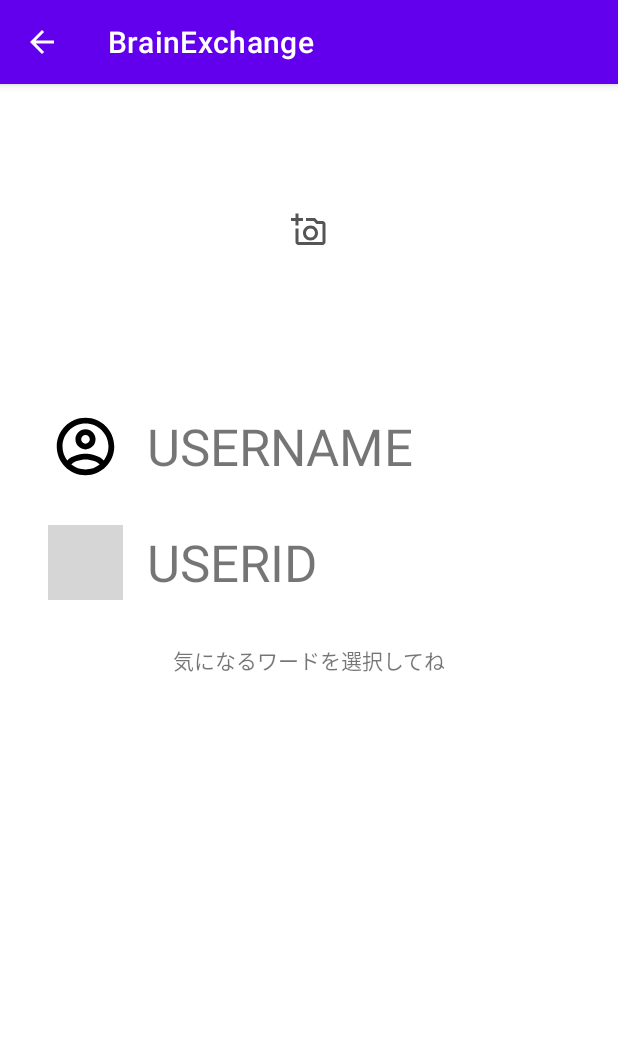
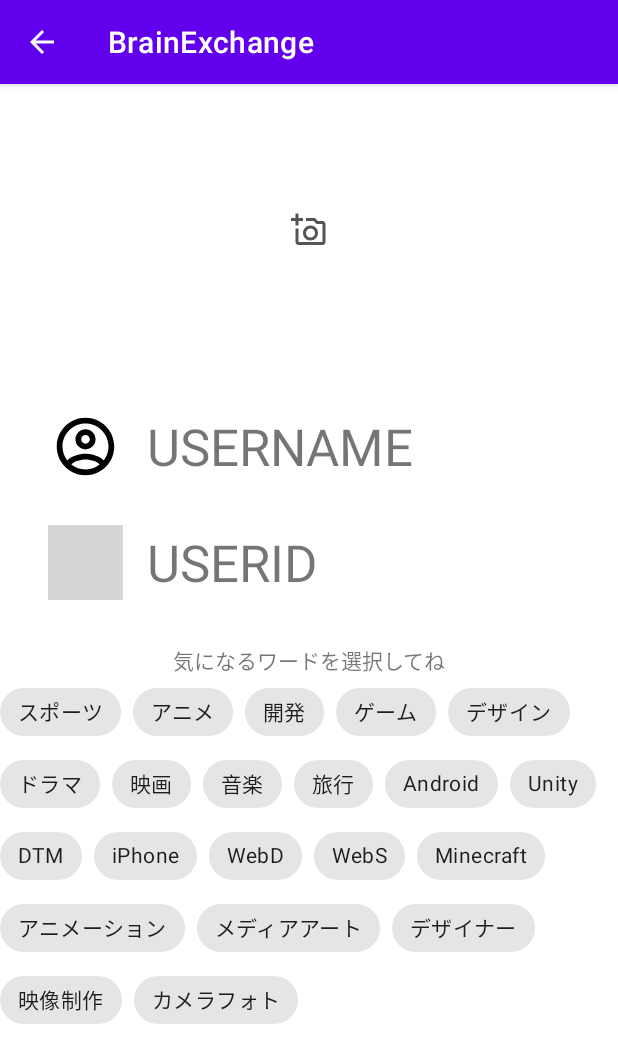
Before and after one commit to harutiro/BrainExchange, an Android app: the NewFlendRegisterActivity screen opened directly, with no data from a screen before it, on a phone screen of 412 x 824 dp. Shown: the top 1063 px of the screen. Run offline under Robolectric (Android 15) with nearby library versions, the phone set to English and light mode, and no system bars; 1 statement that could not run was skipped; grey boxes are pictures that could not be loaded.

Commit message:
add: NewFlendRegisterActivity.kt QRコードを読み込んで取り込んだ

```diff
--- a/app/src/main/java/io/github/com/harutiro/brainexchange/NewFlendRegisterActivity.kt
+++ b/app/src/main/java/io/github/com/harutiro/brainexchange/NewFlendRegisterActivity.kt
@@ -4,20 +4,87 @@ import androidx.appcompat.app.AppCompatActivity
 import android.os.Bundle
 import android.util.Log
 import android.view.MenuItem
+import com.google.android.material.chip.Chip
+import com.google.gson.Gson
+import io.github.com.harutiro.brainexchange.databinding.ActivityMainBinding
+import io.github.com.harutiro.brainexchange.databinding.ActivityNewFlendRegisterBinding
+import io.github.com.harutiro.brainexchange.date.ProfileDateClass
 
 class NewFlendRegisterActivity : AppCompatActivity() {
+
+    private lateinit var binding: ActivityNewFlendRegisterBinding
+
+
     override fun onCreate(savedInstanceState: Bundle?) {
         super.onCreate(savedInstanceState)
-        setContentView(R.layout.activity_new_flend_register)
+        binding = ActivityNewFlendRegisterBinding.inflate(layoutInflater).apply { setContentView(this.root) }
+
 
         val getYourProfile = intent.getStringExtra("getYourProfile")
 
+        //        はめ込み部分
+        if(!getYourProfile.isNullOrEmpty()){
+            val getMyProfile: ProfileDateClass = Gson().fromJson(getYourProfile, ProfileDateClass::class.java)
+            binding.newFlendUserNameTextView.text = getMyProfile.userName
+            binding.newFlendFacebookIdTextView.text = getMyProfile.facebookId
+
+            setChip(getMyProfile.favNumbers)
+
+        }else{
+            setChip("")
+        }
 
         Log.d("debag",getYourProfile.toString())
 
 //        戻る→の表示
         supportActionBar!!.setDisplayShowHomeEnabled(true)
         supportActionBar!!.setDisplayHomeAsUpEnabled(true)
+    }
+
+    fun setChip(favNumbers: String) {
+        val favoliteList:List<String> = listOf(
+            "スポーツ",
+            "アニメ",
+            "開発",
+            "ゲーム",
+            "デザイン",
+            "ドラマ",
+            "映画",
+            "音楽",
+            "旅行",
+            "Android",
+            "Unity",
+            "DTM",
+            "iPhone",
+            "WebD",
+            "WebS",
+            "Minecraft",
+            "アニメーション",
+            "メディアアート",
+            "デザイナー",
+            "映像制作",
+            "カメラフォト",
+        )
+
+        for (i in favoliteList) {
+            val chip = Chip(binding.newFlendChipGroup.context)
+            chip.text = i
+
+            // necessary to get single selection working
+            chip.isCheckable = true
+            chip.isClickable = true
+
+            val favLists = favNumbers.split(",")
+            for(j in favLists){
+                if(i == j){
+                    chip.isChecked = true
+                    break
+                }
+            }
+
+            binding.newFlendChipGroup.addView(chip)
+
+        }
     }
 
     override fun onOptionsItemSelected(item: MenuItem): Boolean {
--- a/app/src/main/res/layout/activity_new_flend_register.xml
+++ b/app/src/main/res/layout/activity_new_flend_register.xml
@@ -71,12 +71,9 @@
 
             <com.google.android.material.chip.ChipGroup
                 android:id="@+id/new_flend_chip_group"
-                android:layout_width="wrap_content"
+                android:layout_width="0dp"
                 android:layout_height="wrap_content"
-                app:layout_constraintBottom_toBottomOf="parent"
-                app:layout_constraintEnd_toStartOf="parent"
-                app:layout_constraintStart_toStartOf="parent"
-                app:layout_constraintTop_toBottomOf="parent">
+                tools:ignore="MissingConstraints">
 
             </com.google.android.material.chip.ChipGroup>
         </androidx.constraintlayout.widget.ConstraintLayout>
```
